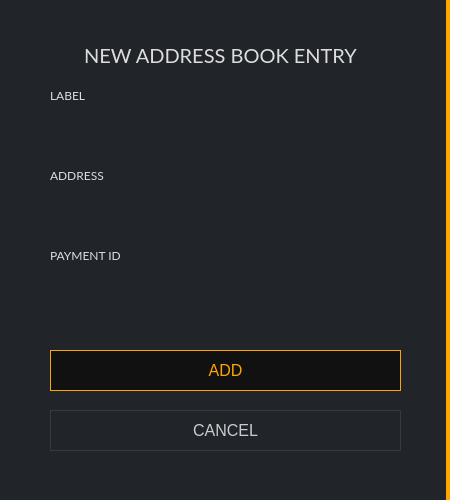
This is src/gui/ui/newaddressdialog.ui in ConcealNetwork/conceal-desktop as Qt 5 draws it before an edit. The edited form follows.
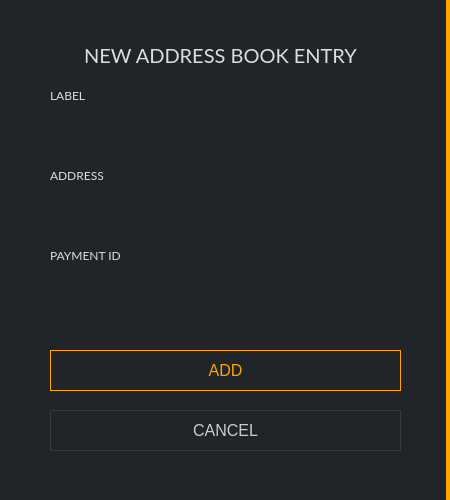
This is the edited form.

Commit message: Change button background color

What changed in the file:
```diff
--- a/src/gui/ui/newaddressdialog.ui
+++ b/src/gui/ui/newaddressdialog.ui
@@ -278,7 +278,7 @@
        </font>
       </property>
       <property name="styleSheet">
-       <string notr="true">QPushButton#m_okButton {color: orange; background-color: #111111; border: 1px solid orange; font-size: 16px;}
+       <string notr="true">QPushButton#m_okButton {color: orange; background-color: #212529; border: 1px solid orange; font-size: 16px;}
 
 QPushButton#m_okButton:hover {color: orange; background-color: #111111; border: 2px solid orange; font-size: 16px;}</string>
       </property>
```
Left out of the diff: 2 changed lines with no effect on the pictures. The commit also changes 21 other files.
